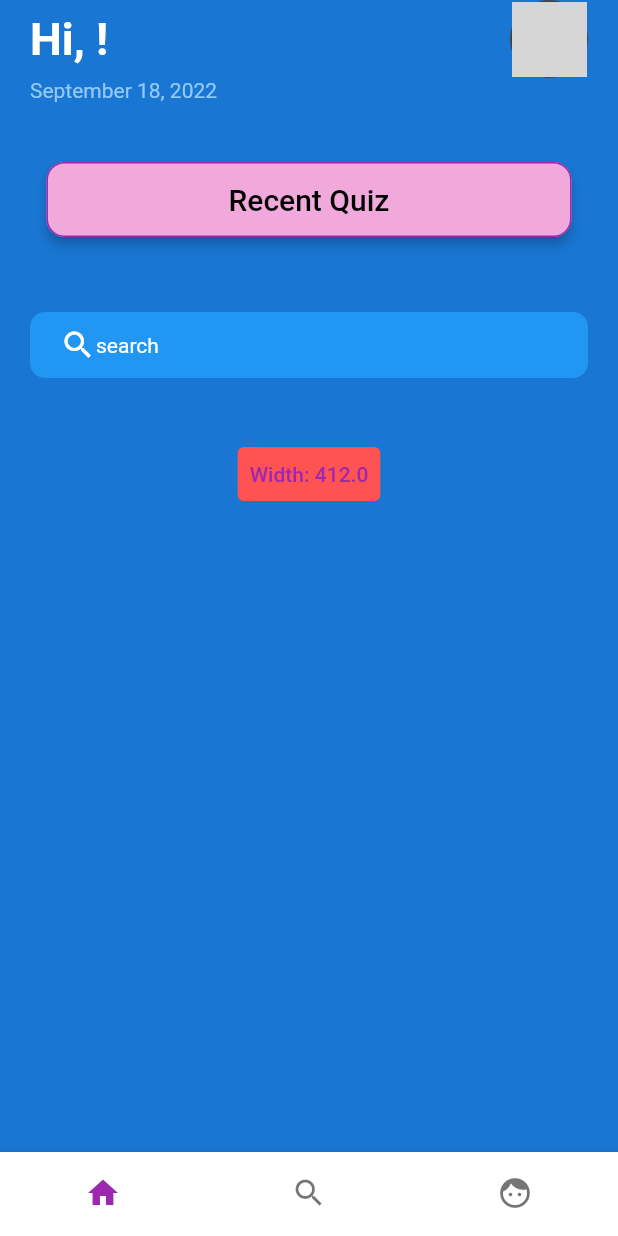
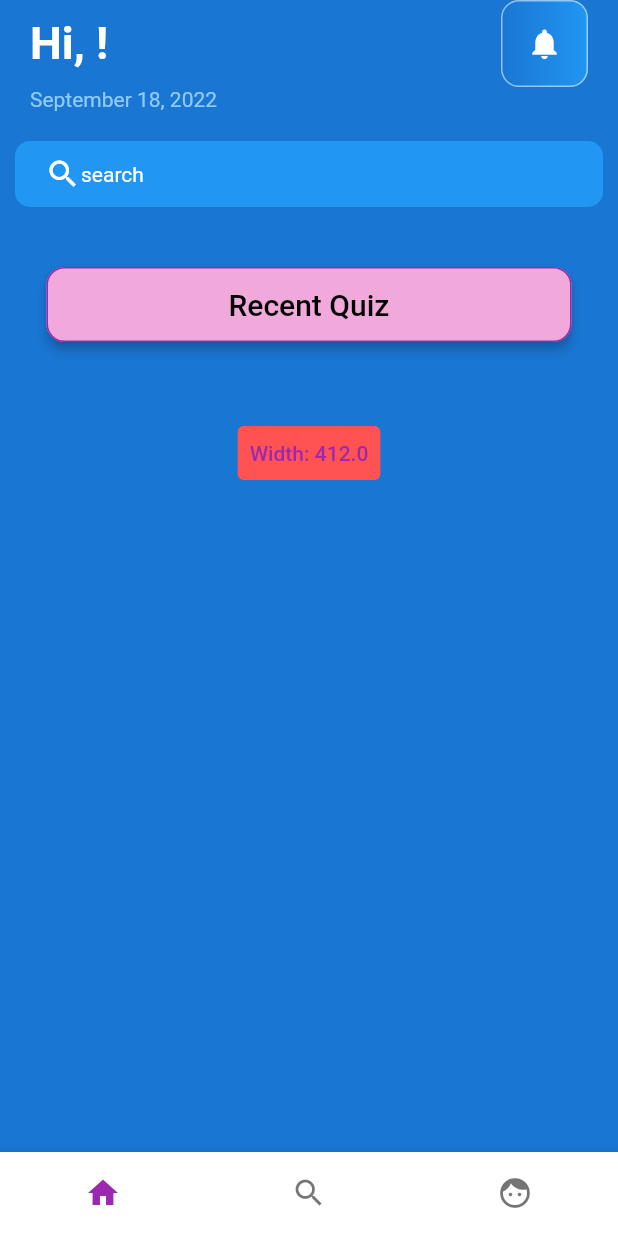
Before and after one commit to adrian-szwejk/quiz_app, a Flutter app: the screen it shows after launch, after a tap on "Start Quiz", on a phone screen of 412 x 824 dp. Run offline on Flutter 3.47's test engine with Material 2 defaults, Android fonts, the phone set to English and light mode, and no system bars; our stand-ins replace flutter_svg, font_awesome_flutter; missing offline and left inert: highlight_text; network calls fail; grey boxes are pictures that could not be loaded.

Commit message:
PFP->Notif button w/ style and formatting like bg

```diff
--- a/lib/build_functions.dart
+++ b/lib/build_functions.dart
@@ -240,14 +240,19 @@ class _moveVariablesState extends State<moveVariables> {
                 //Wrapped circle avatar to give it a border
                 Row(
                   children: [
-                    CircleAvatar(
-                      radius: 26,
-                      backgroundColor: Colors.grey[800],
-                      child: CircleAvatar(
-                        radius: 25,
-                        backgroundColor: Colors.grey[800],
-                        backgroundImage: const NetworkImage(
-                            'https://www.lightsong.net/wp-content/uploads/2020/12/blank-profile-circle.png'),
+                    Container(
+                      decoration: BoxDecoration(
+                        color: Colors.blue[500],
+                        borderRadius: BorderRadius.circular(12.0),
+                        gradient: kNotificationGradient,
+                        border: Border.all(
+                          color: Color.fromARGB(136, 255, 255, 255),
+                        ),
+                      ),
+                      padding: const EdgeInsets.all(16),
+                      child: const Icon(
+                        Icons.notifications,
+                        color: Colors.white,
                       ),
                     ),
                   ],
@@ -270,21 +275,14 @@ class _moveVariablesState extends State<moveVariables> {
             ],
           ),
         ),
-        buildButton(
-          text: 'Recent Quiz',
-          color: Color.fromARGB(255, 241, 169, 220),
-          fontColor: Colors.black,
-          fontSize: 20.0,
-          function: () {},
-        ),
         Padding(
-          padding: const EdgeInsets.all(20.0),
+          padding: const EdgeInsets.all(10.0),
           child: Container(
             decoration: BoxDecoration(
               color: Colors.blue[500],
               borderRadius: BorderRadius.circular(10),
             ),
-            padding: EdgeInsets.fromLTRB(20.0, 10.0, 20.0, 10.0),
+            padding: const EdgeInsets.fromLTRB(20.0, 10.0, 20.0, 10.0),
             child: Row(
               children: const [
                 Icon(
@@ -301,6 +299,13 @@ class _moveVariablesState extends State<moveVariables> {
             ),
           ),
         ),
+        buildButton(
+          text: 'Recent Quiz',
+          color: Color.fromARGB(255, 241, 169, 220),
+          fontColor: Colors.black,
+          fontSize: 20.0,
+          function: () {},
+        ),
         const SizedBox(
           height: 20,
         ),
@@ -316,3 +321,22 @@ class _moveVariablesState extends State<moveVariables> {
     );
   }
 }
+
+
+
+
+
+
+/*
+Sample Circle avatar for later
+CircleAvatar(
+  radius: 26,
+  backgroundColor: Colors.grey[800],
+  child: CircleAvatar(
+    radius: 25,
+    backgroundColor: Colors.grey[800],
+    backgroundImage: const NetworkImage(
+        'https://www.lightsong.net/wp-content/uploads/2020/12/blank-profile-circle.png'),
+  ),
+),
+*/
--- a/lib/data.dart
+++ b/lib/data.dart
@@ -37,10 +37,20 @@ const kGreenColor = Color(0xFF6AC259);
 const kRedColor = Color(0xFFE92E30);
 const kGrayColor = Color(0xFFC1C1C1);
 const kBlackColor = Color(0xFF101010);
+//Purple->Pink gradient
 const kPrimaryGradient = LinearGradient(
   colors: [
     Color.fromARGB(255, 147, 20, 215),
-    Color.fromARGB(255, 238, 27, 157)
+    Color.fromARGB(255, 238, 27, 157),
+  ],
+  begin: Alignment.centerLeft,
+  end: Alignment.centerRight,
+);
+//Dark blue to light blue gradient
+const kNotificationGradient = LinearGradient(
+  colors: [
+    Color.fromARGB(255, 25, 118, 210),
+    Color.fromARGB(255, 33, 150, 243),
   ],
   begin: Alignment.centerLeft,
   end: Alignment.centerRight,
--- a/lib/home_screen.dart
+++ b/lib/home_screen.dart
@@ -101,7 +101,9 @@ class _QuizScreenState extends State<HomeScreen> {
                           shrinkWrap: true,
                           children: [
                             TextButton(
-                                onPressed: () {}, child: const Text('hello'))
+                              onPressed: () {},
+                              child: const Text('hello'),
+                            )
                           ],
                         ),
                       ),
```
